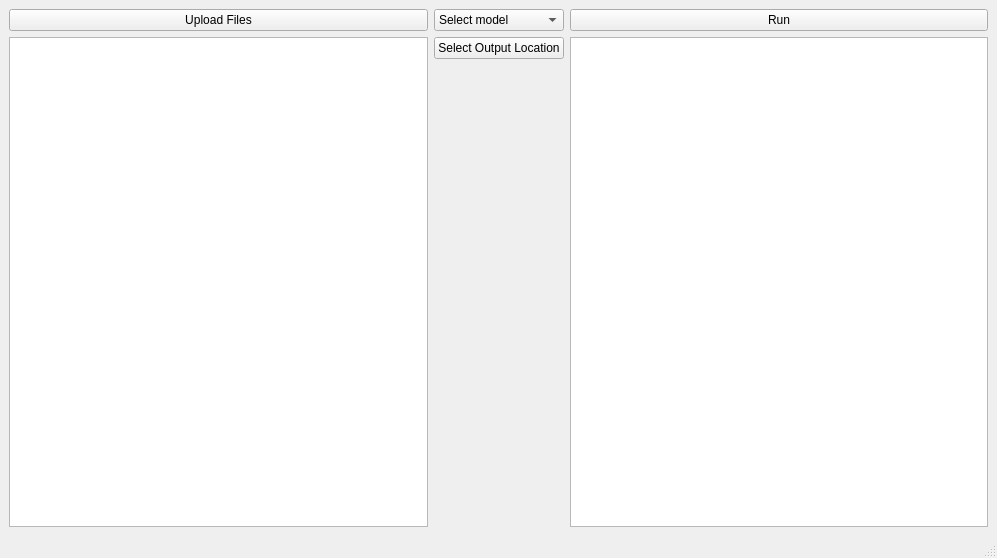
First picture: the form in src/ui/mainwindow.ui, repository 2404-Organ-Segmentation/Segementation_GUI, before the edit.
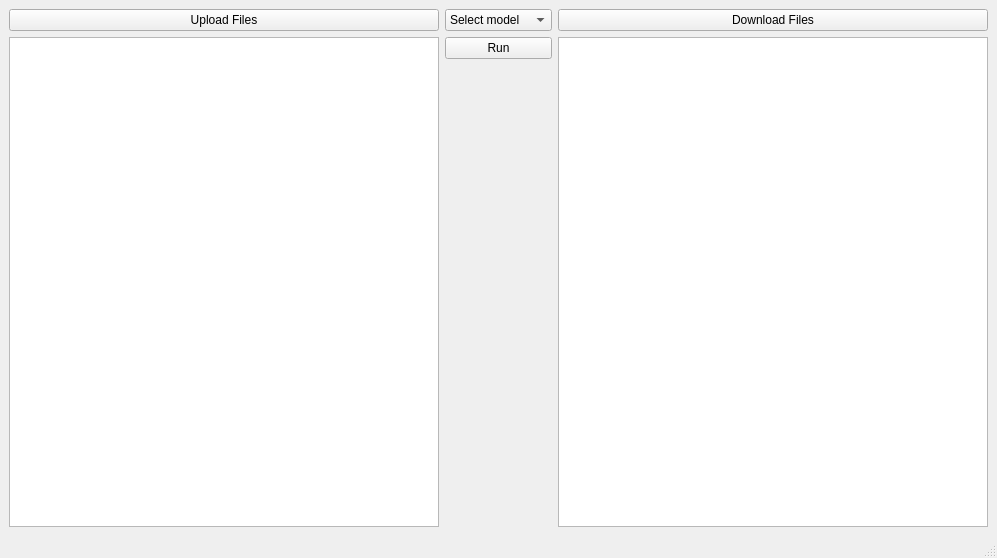
Second picture: the form after the edit.

```diff
--- a/src/ui/mainwindow.ui
+++ b/src/ui/mainwindow.ui
@@ -45,19 +45,19 @@
      </widget>
     </item>
     <item row="3" column="1" alignment="Qt::AlignTop">
-     <widget class="QPushButton" name="pushButton_download">
-      <property name="text">
-       <string>Select Output Location</string>
-      </property>
-     </widget>
-    </item>
-    <item row="0" column="2">
      <widget class="QPushButton" name="pushButton_run">
       <property name="text">
        <string>Run</string>
       </property>
      </widget>
     </item>
+    <item row="0" column="2">
+     <widget class="QPushButton" name="pushButton_download">
+      <property name="text">
+       <string>Download Files</string>
+      </property>
+     </widget>
+    </item>
     <item row="3" column="2">
      <widget class="QTextEdit" name="textEdit_run"/>
     </item>
```
Left out of the diff: 2 changed lines with no effect on the pictures.
